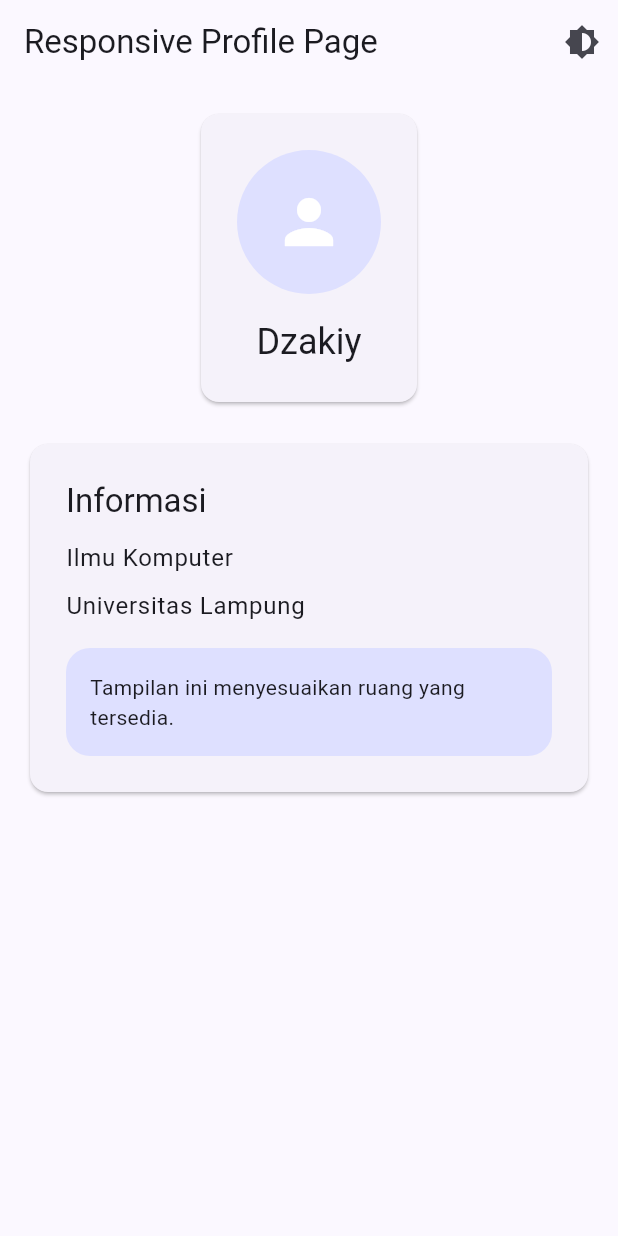
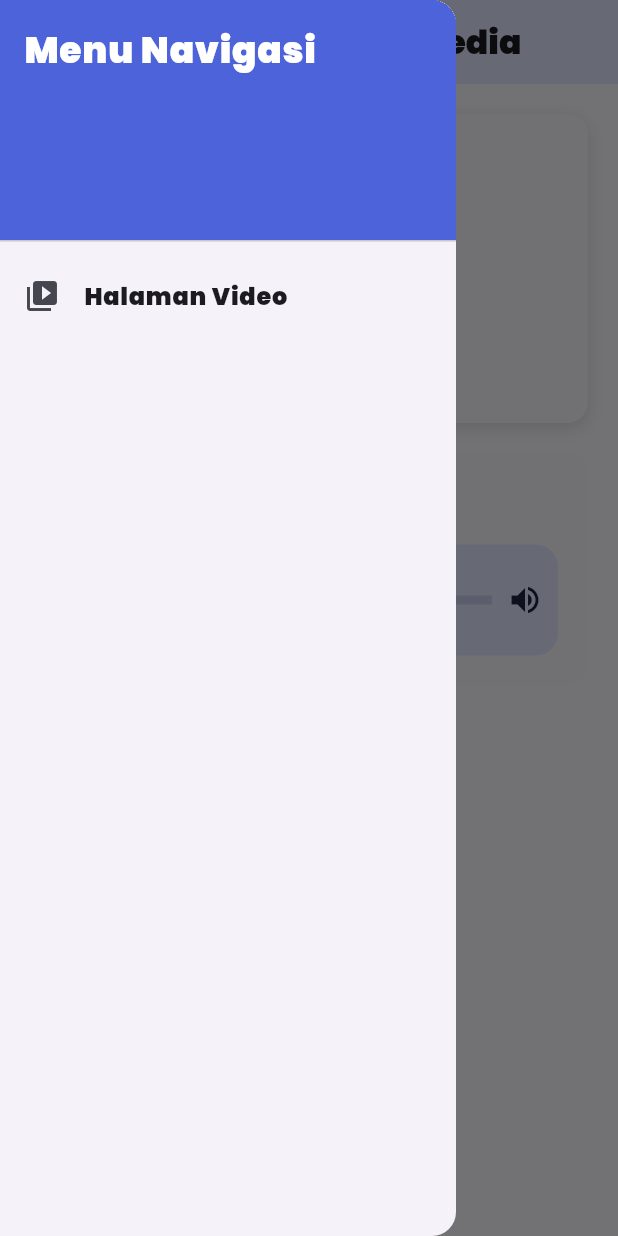
Before and after one commit to DzakiyArr/prak-mobilelanjut-2417051044, a Flutter app: the screen it shows after launch, with the side drawer open (before the commit the screen has no drawer), on a phone screen of 412 x 824 dp. Run offline on Flutter 3.47's test engine with Material 3 defaults, Android fonts, the phone set to English and light mode, and no system bars; our stand-ins replace audioplayers.

Commit message:
Assets, Media, and Routing

```diff
--- /dev/null
+++ b/lib/assets_media.dart
@@ -0,0 +1,197 @@
+import 'package:flutter/material.dart';
+import 'package:audioplayers/audioplayers.dart';
+
+class AssetsMediaPage extends StatefulWidget {
+  const AssetsMediaPage({super.key});
+
+  @override
+  State<AssetsMediaPage> createState() => _AssetsMediaPageState();
+}
+
+class _AssetsMediaPageState extends State<AssetsMediaPage> {
+  final AudioPlayer player = AudioPlayer();
+  bool isPlaying = false;
+  int _currentIndex = 0;
+
+  void playAudio() async {
+    if (isPlaying) {
+      await player.pause();
+    } else {
+      await player.play(
+        AssetSource('audios/music.mp3'),
+      );
+    }
+
+    setState(() {
+      isPlaying = !isPlaying;
+    });
+  }
+
+  @override
+  void dispose() {
+    player.dispose();
+    super.dispose();
+  }
+
+  @override
+  Widget build(BuildContext context) {
+    return Scaffold(
+      backgroundColor: const Color(0xFFF8F6FC),
+
+      appBar: AppBar(
+        title: const Text('Beranda Assets & Media'),
+        backgroundColor: const Color(0xFFE1E5FF),
+      ),
+
+      drawer: Drawer(
+        child: ListView(
+          padding: EdgeInsets.zero,
+          children: [
+            const DrawerHeader(
+              decoration: BoxDecoration(color: Color(0xFF4D63D9)),
+              child: Text(
+                'Menu Navigasi',
+                style: TextStyle(color: Colors.white, fontSize: 24),
+              ),
+            ),
+            ListTile(
+              leading: const Icon(Icons.video_library),
+              title: const Text('Halaman Video'),
+              onTap: () {
+                // Menutup drawer terlebih dahulu (Pop)
+                Navigator.pop(context);
+                // Berpindah ke halaman detail sambil membawa data (PushNamed + Arguments)
+                Navigator.pushNamed(
+                  context,
+                  '/detail',
+                  arguments: 'Data dari Halaman Beranda',
+                );
+              },
+            ),
+          ],
+        ),
+      ),
+
+      body: SafeArea(
+        child: SingleChildScrollView(
+          padding: const EdgeInsets.all(20),
+          child: Column(
+            children: [
+
+              Container(
+                width: double.infinity,
+                padding: const EdgeInsets.all(20),
+                decoration: BoxDecoration(
+                  color: const Color(0xFFF7F5FB),
+                  borderRadius: BorderRadius.circular(14),
+                  boxShadow: const [
+                    BoxShadow(
+                      color: Colors.black12,
+                      blurRadius: 8,
+                      offset: Offset(0, 3),
+                    ),
+                  ],
+                ),
+                child: Column(
+                  children: [
+                    ClipOval(
+                      child: Image.asset(
+                        'assets/images/working.png',
+                        width: 120,
+                        height: 120,
+                        fit: BoxFit.cover,
+                      ),
+                    ),
+
+                    const SizedBox(height: 15),
+
+                    const Text(
+                      'Dzakiy',
+                      style: TextStyle(
+                        fontFamily: 'Poppins',
+                        fontSize: 22,
+                        fontWeight: FontWeight.bold,
+                      ),
+                    ),
+                  ],
+                ),
+              ),
+
+              const SizedBox(height: 20),
+
+              Container(
+                width: double.infinity,
+                padding: const EdgeInsets.all(20),
+                decoration: BoxDecoration(
+                  color: const Color(0xFFF7F5FB),
+                  borderRadius: BorderRadius.circular(14),
+                ),
+                child: Column(
+                  crossAxisAlignment: CrossAxisAlignment.start,
+                  children: [
+
+                    const Text(
+                      'Audio Motivasi',
+                      style: TextStyle(
+                        fontFamily: 'Poppins',
+                        fontSize: 18,
+                        fontWeight: FontWeight.bold,
+                      ),
+                    ),
+
+                    const SizedBox(height: 15),
+
+                    Container(
+                      padding: const EdgeInsets.all(10),
+                      decoration: BoxDecoration(
+                        color: const Color(0xFFE1E5FF),
+                        borderRadius: BorderRadius.circular(15),
+                      ),
+                      child: Row(
+                        children: [
+                          CircleAvatar(
+                            radius: 27,
+                            backgroundColor: const Color(0xFF4D63D9),
+                            child: IconButton(
+                              onPressed: playAudio,
+                              icon: Icon(
+                                isPlaying
+                                    ? Icons.pause
+                                    : Icons.play_arrow,
+                                color: Colors.white,
+                              ),
+                            ),
+                          ),
+
+                          const SizedBox(width: 12),
+
+                          const Expanded(
+                            child: LinearProgressIndicator(
+                              minHeight: 6,
+                              backgroundColor: Color(0xFFC8CDEF),
+                              valueColor:
+                                  AlwaysStoppedAnimation(
+                                Color(0xFF4D63D9),
+                              ),
+                            ),
+                          ),
+
+                          const SizedBox(width: 10),
+
+                          const Icon(
+                            Icons.volume_up,
+                            color: Color(0xFF202342),
+                          ),
+                        ],
+                      ),
+                    ),
+                  ],
+                ),
+              ),
+            ],
+          ),
+        ),
+      ),
+    );
+  }
+}
--- a/lib/main.dart
+++ b/lib/main.dart
@@ -1,43 +1,33 @@
 import 'package:flutter/material.dart';
-import 'column_widget.dart';
-import 'row_widget.dart';
-import 'first_widget.dart';
-import 'form_widget.dart';
-import 'app_theme.dart';
-import 'responsive_profile.dart';
+import 'assets_media.dart';
+import 'detail_page.dart';
 
 void main() {
   runApp(const MyApp());
 }
 
-class MyApp extends StatefulWidget {
+class MyApp extends StatelessWidget {
   const MyApp({super.key});
 
-  @override
-  State<MyApp> createState() => _MyAppState();
-}
-
-class _MyAppState extends State<MyApp> {
-  ThemeMode themeMode = ThemeMode.light;
-
-  void toggleTheme() {
-    setState(() {
-      themeMode = themeMode == ThemeMode.light
-          ? ThemeMode.dark
-          : ThemeMode.light;
-    });
-  }
   @override
   Widget build(BuildContext context) {
     return MaterialApp(
       debugShowCheckedModeBanner: false,
-      title: 'Responsive Profile',
-      theme: AppTheme.lightTheme,
-      darkTheme: AppTheme.darkTheme,
-      themeMode: themeMode,
-      home: ResponsiveProfilePage(
-        onThemeChanged: toggleTheme,
-      )
+      title: 'Assets Media',
+
+      theme: ThemeData(
+        useMaterial3: true,
+        fontFamily: 'Poppins',
+        colorScheme: ColorScheme.fromSeed(
+          seedColor: const Color(0xFF4D63D9),
+        ),
+      ),
+      initialRoute: '/',
+
+      routes: {
+        '/': (context) => const AssetsMediaPage(),
+        '/detail': (context) => const DetaiPage(),
+      },
     );
   }
 }
--- a/lib/responsive_profile.dart
+++ b/lib/responsive_profile.dart
@@ -14,7 +14,7 @@
 
     return Scaffold(
       appBar: AppBar(
-        title: const Text('Responsive Profile Page'),
+        title: const Text('Responsive Profile'),
         actions: [
           IconButton(
             onPressed: onThemeChanged,
```
Also changed, not shown: lib/detail_page.dart (added, +43 -0 lines), pubspec.yaml (+9 -2 lines), assets/fonts/poppins-black.ttf (added), pubspec.lock, 6 other files.
